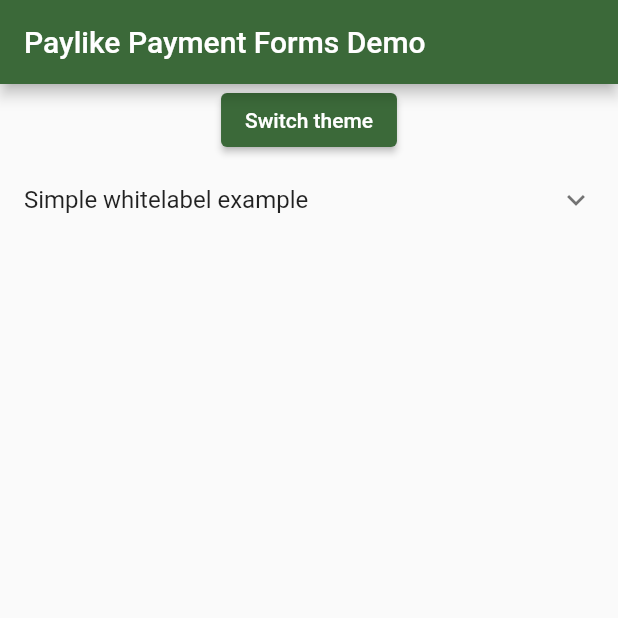
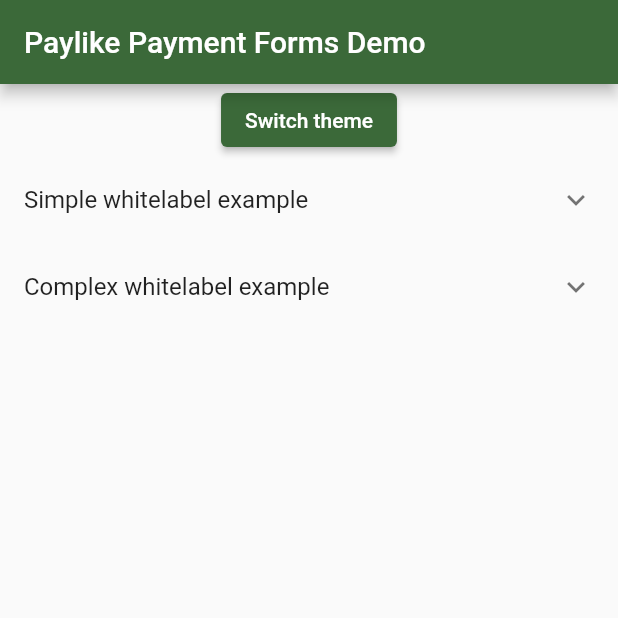
Before and after one commit to paylike/flutter-payment-forms, a Flutter app: the screen it shows after launch, on a phone screen of 412 x 824 dp, the top half of it. Run offline on Flutter 3.47's test engine with Material 2 defaults, Android fonts, the phone set to English and light mode, and no system bars; drawn by our look-alikes of overlay_support; our stand-ins replace flutter_svg; missing offline and left inert: paylike_dart_request, paylike_flutter_engine, paylike_luhn.

Commit message:
feat(widget): complex whitelabel groundwork done

```diff
--- a/example/lib/main.dart
+++ b/example/lib/main.dart
@@ -1,3 +1,4 @@
+import 'package:example/routes/complex_example.dart';
 import 'package:example/routes/home.dart';
 import 'package:example/routes/minimal_example.dart';
 import 'package:flutter/cupertino.dart';
@@ -68,6 +69,14 @@ class _MyAppState extends State<MyApp> {
             position: NotificationPosition.bottom);
       }
     });
+    var routes = {
+      '/': (context) =>
+          HomeScreen(engine: widget._engine, changeTheme: _changeTheme),
+      '/example/minimal': (context) => MinimalWhitelabelExample(
+          engine: widget._engine, currencies: widget._currencies),
+      '/example/complex': (context) => ComplexWhiteLabelExample(
+          engine: widget._engine, currencies: widget._currencies)
+    };
     if (appType == ExampleAppType.cupertino) {
       return OverlaySupport.global(
           child: CupertinoApp(
@@ -78,12 +87,7 @@ class _MyAppState extends State<MyApp> {
                 DefaultCupertinoLocalizations.delegate,
               ],
               initialRoute: '/',
-              routes: {
-                '/': (context) => HomeScreen(
-                    engine: widget._engine, changeTheme: _changeTheme),
-                '/example/minimal': (context) => MinimalWhitelabelExample(
-                    engine: widget._engine, currencies: widget._currencies)
-              }));
+              routes: routes));
     }
     return OverlaySupport.global(
         child: MaterialApp(
@@ -92,11 +96,6 @@ class _MyAppState extends State<MyApp> {
             theme: ThemeData(
               colorScheme: ColorScheme.fromSeed(seedColor: Colors.green),
             ),
-            routes: {
-          '/': (context) =>
-              HomeScreen(engine: widget._engine, changeTheme: _changeTheme),
-          '/example/minimal': (context) => MinimalWhitelabelExample(
-              engine: widget._engine, currencies: widget._currencies)
-        }));
+            routes: routes));
   }
 }
--- a/example/lib/routes/home.dart
+++ b/example/lib/routes/home.dart
@@ -79,6 +79,16 @@ class HomeScreen extends StatelessWidget {
                 AvailabilityPlatforms.android
               ],
               onPressed: _navigateTo(context, '/example/minimal'),
+            ),
+            HomeItem(
+              title: 'Complex whitelabel example',
+              description:
+                  'Example to showcase the capabilities of our form builder',
+              platforms: const [
+                AvailabilityPlatforms.ios,
+                AvailabilityPlatforms.android
+              ],
+              onPressed: _navigateTo(context, '/example/complex'),
             )
           ],
         )));
--- a/lib/paylike_sdk.dart
+++ b/lib/paylike_sdk.dart
@@ -1,6 +1,7 @@
 library paylike_sdk;
 
 export 'src/whitelabel_widget.dart';
+export 'src/complex_whitelabel_widget.dart';
 export 'package:paylike_flutter_engine/paylike_flutter_engine.dart';
 export 'src/exceptions.dart';
 export 'src/localization/localizator.dart';
```
Also changed, not shown: example/lib/routes/complex_example.dart (added, +44 -0 lines), lib/src/complex_whitelabel_widget.dart (added, +35 -0 lines), lib/src/whitelabel_widget.dart (+10 -10 lines).
